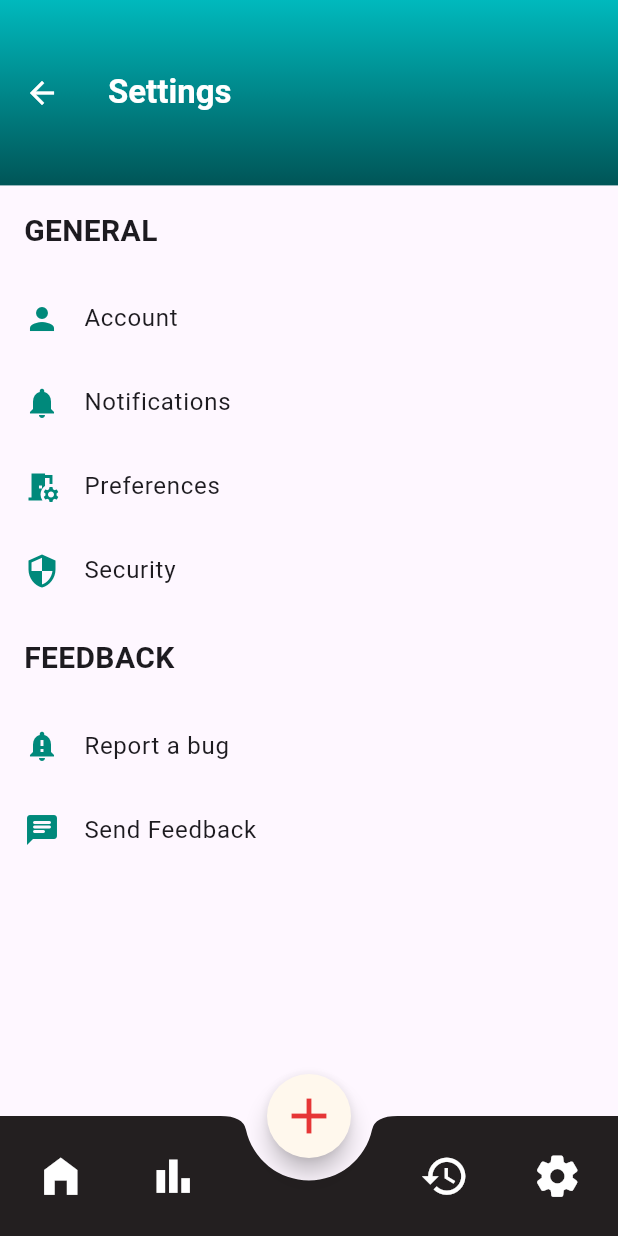
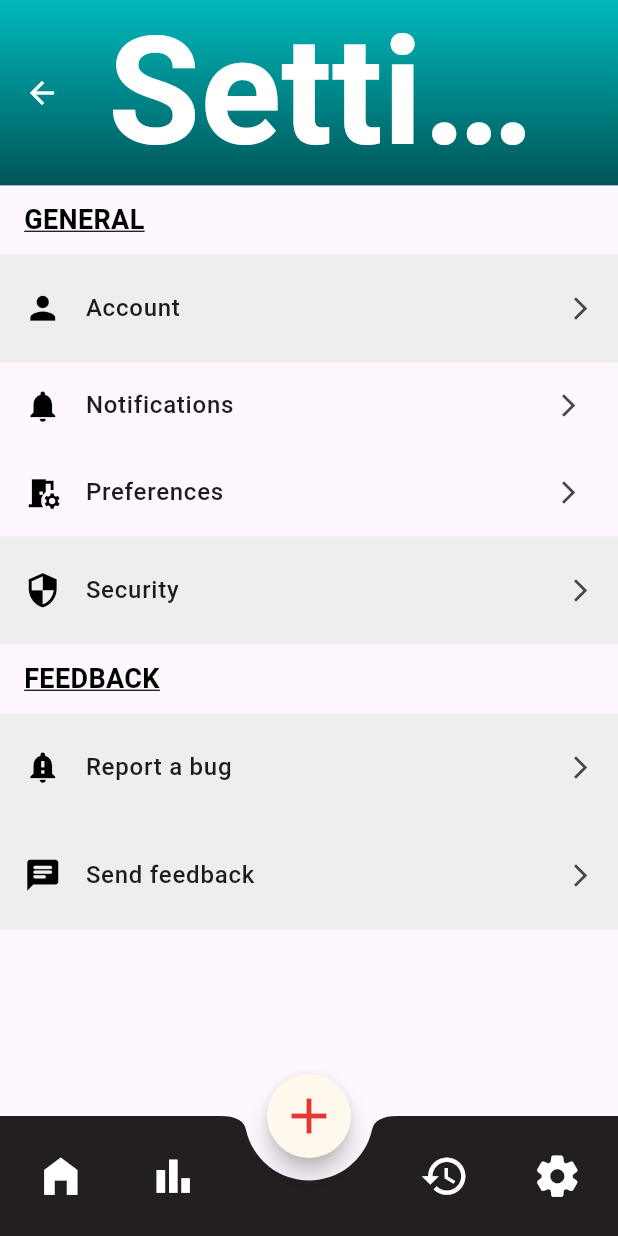
Before and after one commit to Kuroishin-beep/money_tree, a Flutter app: the SettingsScreen screen opened by its route, on a phone screen of 412 x 824 dp. Run offline on Flutter 3.47's test engine with Material 3 defaults, Android fonts, the phone set to English and light mode, and no system bars; our stand-ins replace pie_chart; Roboto replaces fonts that are missing (Inter Regular).

Commit message:
Update the account_screen and the
Finished Updating the settings_screen(No bg gradient color yet)(sae with all the files under accounts)

```diff
--- a/lib/account/account_birthdate_screen.dart
+++ b/lib/account/account_birthdate_screen.dart
@@ -1,7 +1,7 @@
 import 'package:flutter/material.dart';
 import 'package:money_tree/dashboard/dashboard_screen.dart';
 import 'package:money_tree/history/history_screen.dart';
-import 'package:money_tree/settings/settings.dart';
+import 'package:money_tree/settings/settings_screen.dart';
 import 'package:money_tree/add_transaction/new_income_screen.dart';
 
 import '../financial_report/monthly_screen.dart';
--- a/lib/account/account_email_screen.dart
+++ b/lib/account/account_email_screen.dart
@@ -1,7 +1,7 @@
 import 'package:flutter/material.dart';
 import 'package:money_tree/dashboard/dashboard_screen.dart';
 import 'package:money_tree/history/history_screen.dart';
-import 'package:money_tree/settings/settings.dart';
+import 'package:money_tree/settings/settings_screen.dart';
 import 'package:money_tree/add_transaction/new_income_screen.dart';
 
 import '../financial_report/monthly_screen.dart';
--- a/lib/account/account_mobileno_screen.dart
+++ b/lib/account/account_mobileno_screen.dart
@@ -1,7 +1,7 @@
 import 'package:flutter/material.dart';
 import 'package:money_tree/dashboard/dashboard_screen.dart';
 import 'package:money_tree/history/history_screen.dart';
-import 'package:money_tree/settings/settings.dart';
+import 'package:money_tree/settings/settings_screen.dart';
 import 'package:money_tree/add_transaction/new_income_screen.dart';
 
 import '../financial_report/monthly_screen.dart';
--- a/lib/account/account_name_screen.dart
+++ b/lib/account/account_name_screen.dart
@@ -1,7 +1,7 @@
 import 'package:flutter/material.dart';
 import 'package:money_tree/dashboard/dashboard_screen.dart';
 import 'package:money_tree/history/history_screen.dart';
-import 'package:money_tree/settings/settings.dart';
+import 'package:money_tree/settings/settings_screen.dart';
 import 'package:money_tree/add_transaction/new_income_screen.dart';
 
 import '../financial_report/monthly_screen.dart';
--- a/lib/add_transaction/new_expenses_screen.dart
+++ b/lib/add_transaction/new_expenses_screen.dart
@@ -3,7 +3,7 @@ import 'package:money_tree/add_transaction/new_income_screen.dart';
 import 'package:money_tree/dashboard/dashboard_screen.dart';
 import 'package:money_tree/history/history_screen.dart';
 import 'package:money_tree/financial_report/monthly_screen.dart';
-import 'package:money_tree/settings/settings.dart';
+import 'package:money_tree/settings/settings_screen.dart';
 
 class NewExpenseScreen extends StatefulWidget {
   @override
--- a/lib/add_transaction/new_income_screen.dart
+++ b/lib/add_transaction/new_income_screen.dart
@@ -3,7 +3,7 @@ import 'package:money_tree/add_transaction/new_expenses_screen.dart';
 import 'package:money_tree/dashboard/dashboard_screen.dart';
 import 'package:money_tree/history/history_screen.dart';
 import 'package:money_tree/financial_report/monthly_screen.dart';
-import 'package:money_tree/settings/settings.dart';
+import 'package:money_tree/settings/settings_screen.dart';
 
 class NewIncomeScreen extends StatefulWidget {
   @override
--- a/lib/budget/budget_screen.dart
+++ b/lib/budget/budget_screen.dart
@@ -3,7 +3,7 @@ import '../add_transaction/new_income_screen.dart';
 import '../dashboard/dashboard_screen.dart';
 import '../financial_report/monthly_screen.dart';
 import '../history/history_screen.dart';
-import '../settings/settings.dart';
+import '../settings/settings_screen.dart';
 import 'package:intl/intl.dart';
 
 class BudgetScreen extends StatefulWidget {
--- a/lib/dashboard/dashboard_screen.dart
+++ b/lib/dashboard/dashboard_screen.dart
@@ -1,5 +1,5 @@
 import 'package:money_tree/financial_report/monthly_screen.dart';
-import 'package:money_tree/settings/settings.dart';
+import 'package:money_tree/settings/settings_screen.dart';
 import 'package:flutter/material.dart';
 import 'package:money_tree/budget/budget_screen.dart';
 import 'package:money_tree/add_transaction/new_income_screen.dart';
--- a/lib/edit_transaction/edit_expenses_screen.dart
+++ b/lib/edit_transaction/edit_expenses_screen.dart
@@ -2,7 +2,7 @@ import 'package:flutter/material.dart';
 import 'package:money_tree/add_transaction/new_income_screen.dart';
 import 'package:money_tree/dashboard/dashboard_screen.dart';
 import 'package:money_tree/history/history_screen.dart';
-import 'package:money_tree/settings/settings.dart';
+import 'package:money_tree/settings/settings_screen.dart';
 import 'package:money_tree/financial_report/monthly_screen.dart';
 
 
--- a/lib/edit_transaction/edit_income_screen.dart
+++ b/lib/edit_transaction/edit_income_screen.dart
@@ -3,7 +3,7 @@ import 'package:money_tree/add_transaction/new_income_screen.dart';
 import 'package:money_tree/dashboard/dashboard_screen.dart';
 import 'package:money_tree/history/history_screen.dart';
 import 'package:money_tree/financial_report/monthly_screen.dart';
-import 'package:money_tree/settings/settings.dart';
+import 'package:money_tree/settings/settings_screen.dart';
 
 
 class EditIncomeScreen extends StatefulWidget {
--- a/lib/expenses/expenses_screen.dart
+++ b/lib/expenses/expenses_screen.dart
@@ -2,7 +2,7 @@ import 'package:flutter/material.dart';
 import 'package:money_tree/dashboard/dashboard_screen.dart';
 import 'package:money_tree/financial_report/monthly_screen.dart';
 import 'package:money_tree/add_transaction/new_income_screen.dart';
-import 'package:money_tree/settings/settings.dart';
+import 'package:money_tree/settings/settings_screen.dart';
 import 'package:money_tree/history/history_screen.dart';
 import 'package:intl/intl.dart';
 
--- a/lib/financial_report/monthly_screen.dart
+++ b/lib/financial_report/monthly_screen.dart
@@ -2,7 +2,7 @@ import 'package:flutter/material.dart';
 import 'package:money_tree/add_transaction/new_income_screen.dart';
 import 'package:money_tree/dashboard/dashboard_screen.dart';
 import 'package:money_tree/history/history_screen.dart';
-import 'package:money_tree/settings/settings.dart';
+import 'package:money_tree/settings/settings_screen.dart';
 import 'package:pie_chart/pie_chart.dart';
 import 'weekly_screen.dart';
 import 'yearly_screen.dart';
--- a/lib/financial_report/weekly_screen.dart
+++ b/lib/financial_report/weekly_screen.dart
@@ -2,7 +2,7 @@ import 'package:flutter/material.dart';
 import 'package:money_tree/add_transaction/new_income_screen.dart';
 import 'package:money_tree/dashboard/dashboard_screen.dart';
 import 'package:money_tree/history/history_screen.dart';
-import 'package:money_tree/settings/settings.dart';
+import 'package:money_tree/settings/settings_screen.dart';
 import 'package:money_tree/budget/budget_screen.dart';
 import 'package:pie_chart/pie_chart.dart';
 import 'monthly_screen.dart';
--- a/lib/financial_report/yearly_screen.dart
+++ b/lib/financial_report/yearly_screen.dart
@@ -2,7 +2,7 @@ import 'package:flutter/material.dart';
 import 'package:money_tree/add_transaction/new_income_screen.dart';
 import 'package:money_tree/dashboard/dashboard_screen.dart';
 import 'package:money_tree/history/history_screen.dart';
-import 'package:money_tree/settings/settings.dart';
+import 'package:money_tree/settings/settings_screen.dart';
 import 'package:money_tree/budget/budget_screen.dart';
 import 'package:pie_chart/pie_chart.dart';
 import 'weekly_screen.dart';
--- a/lib/history/history_screen.dart
+++ b/lib/history/history_screen.dart
@@ -2,7 +2,7 @@ import 'package:flutter/material.dart';
 import 'package:money_tree/edit_transaction/edit_expenses_screen.dart';
 import 'package:money_tree/dashboard/dashboard_screen.dart';
 import 'package:money_tree/budget/budget_screen.dart';
-import 'package:money_tree/settings/settings.dart';
+import 'package:money_tree/settings/settings_screen.dart';
 import 'package:money_tree/add_transaction/new_income_screen.dart';
 import 'package:money_tree/edit_transaction/edit_income_screen.dart';
 import '../financial_report/monthly_screen.dart';
--- a/lib/income/income_screen.dart
+++ b/lib/income/income_screen.dart
@@ -2,7 +2,7 @@ import 'package:flutter/material.dart';
 import 'package:money_tree/dashboard/dashboard_screen.dart';
 import 'package:money_tree/financial_report/monthly_screen.dart';
 import 'package:money_tree/add_transaction/new_income_screen.dart';
-import 'package:money_tree/settings/settings.dart';
+import 'package:money_tree/settings/settings_screen.dart';
 import 'package:money_tree/history/history_screen.dart';
 import 'package:intl/intl.dart';
 
--- a/lib/main.dart
+++ b/lib/main.dart
@@ -8,7 +8,7 @@ import 'get_started_screen.dart';
 import 'signup/signup_screen.dart';
 import 'budget/budget_screen.dart';
 import 'history/history_screen.dart';
-import 'settings/settings.dart';
+import 'settings/settings_screen.dart';
 import 'add_transaction/new_income_screen.dart';
 import 'add_transaction/new_expenses_screen.dart';
 import 'financial_report/monthly_screen.dart';
--- a/lib/settings/settings.dart
+++ b/lib/settings/settings_screen.dart
@@ -11,6 +11,16 @@ class SettingsScreen extends StatefulWidget {
 }
 
 class _SettingsScreenState extends State<SettingsScreen> {
+  bool notificationsPaused = false; // On/off state for notifications
+  bool darkMode = false; // On/off state for screen mode
+
+  void navigateTo(BuildContext context, Widget screen) {
+    Navigator.push(
+      context,
+      MaterialPageRoute(builder: (context) => screen),
+    );
+  }
+
   @override
   Widget build(BuildContext context) {
     double sw = MediaQuery.of(context).size.width;
@@ -20,18 +30,17 @@ class _SettingsScreenState extends State<SettingsScreen> {
         leading: IconButton(
           icon: Icon(Icons.arrow_back, color: Colors.white),
           onPressed: () {
-            Navigator.push(
-              context,
-              MaterialPageRoute(builder: (context) => Dashboard()),
-            );
+            navigateTo(context, Dashboard());
           },
         ),
-        title: Text(
+        title: const Text(
           'Settings',
           style: TextStyle(
+            fontSize: 100,
             color: Colors.white,
             fontWeight: FontWeight.w700,
             fontFamily: 'Inter Regular',
+
           ),
         ),
         flexibleSpace: Container(
@@ -49,54 +58,86 @@ class _SettingsScreenState extends State<SettingsScreen> {
         child: Column(
           children: [
             // GENERAL Section
-            SectionTitle(title: 'GENERAL'),
-            AccountDetail(
+            CustomSectionTitle(title: 'GENERAL'),
+
+            CustomListTile(
               icon: Icons.person,
               title: 'Account',
               onTap: () {
-                Navigator.push(
-                  context,
-                  MaterialPageRoute(builder: (context) => AccountScreen()),
-                );
+                navigateTo(context, AccountScreen());
               },
             ),
-            AccountDetail(
-              icon: Icons.notifications,
-              title: 'Notifications',
-              onTap: () {},
+
+            // Notifications
+            ExpansionTile(
+              leading: Icon(Icons.notifications, color: Colors.black, size: 25),
+              title: Text(
+                'Notifications',
+                style: TextStyle(fontSize: 16, fontWeight: FontWeight.w500),
+              ),
+              trailing: Icon(Icons.arrow_forward_ios, size: 18),
+              children: [
+                SwitchListTile(
+                  title: Text("Pause all"),
+                  subtitle: Text('Indefinitely pause notifications'),
+                  value: notificationsPaused,
+                  onChanged: (bool value) {
+                    setState(() {
+                      notificationsPaused = value;
+                    });
+                  },
+                ),
+              ],
             ),
-            AccountDetail(
-              icon: Icons.room_preferences,
-              title: 'Preferences',
-              onTap: () {},
+
+            // Preferences
+            ExpansionTile(
+              leading: Icon(Icons.room_preferences, color: Colors.black, size: 25),
+              title: Text(
+                'Preferences',
+                style: TextStyle(fontSize: 16, fontWeight: FontWeight.w500),
+              ),
+              trailing: Icon(Icons.arrow_forward_ios, size: 18),
+              children: [
+                ListTile(
+                  title: Text("Screen Mode"),
+                  subtitle: Text('Light mode or Dark mode'),
+                  trailing: Switch(
+                    value: darkMode,
+                    onChanged: (bool value) {
+                      setState(() {
+                        darkMode = value;
+                      });
+                    },
+                  ),
+                ),
+              ],
             ),
-            AccountDetail(
+
+            CustomListTile(
               icon: Icons.security,
               title: 'Security',
               onTap: () {},
             ),
+
             // FEEDBACK Section
-            SectionTitle(title: 'FEEDBACK'),
-            AccountDetail(
+            CustomSectionTitle(title: 'FEEDBACK'),
+            CustomListTile(
               icon: Icons.notification_important,
               title: 'Report a bug',
               onTap: () {},
             ),
-            AccountDetail(
+            CustomListTile(
               icon: Icons.chat_rounded,
-              title: 'Send Feedback',
+              title: 'Send feedback',
               onTap: () {},
             ),
           ],
         ),
       ),
-      // Floating Action Button
       floatingActionButton: FloatingActionButton(
         onPressed: () {
-          Navigator.push(
-            context,
-            MaterialPageRoute(builder: (context) => NewIncomeScreen()),
-          );
+          navigateTo(context, NewIncomeScreen());
         },
         child: Icon(
           Icons.add,
@@ -120,26 +161,28 @@ class _SettingsScreenState extends State<SettingsScreen> {
               IconButton(
                 icon: Icon(Icons.home_filled, color: Colors.white, size: 33),
                 onPressed: () {
-                  Navigator.push(context, MaterialPageRoute(builder: (context) => Dashboard()));
+                  navigateTo(context, Dashboard());
                 },
               ),
               IconButton(
                 icon: Icon(Icons.bar_chart, color: Colors.white, size: 33),
                 onPressed: () {
-                  Navigator.push(context, MaterialPageRoute(builder: (context) => BudgetScreen()));
+                  navigateTo(context, BudgetScreen());
                 },
               ),
               SizedBox(width: 80), // Spacer for FAB
               IconButton(
                 icon: Icon(Icons.history, color: Colors.white, size: 33),
                 onPressed: () {
-                  Navigator.push(context, MaterialPageRoute(builder: (context) => HistoryScreen()));
+                  navigateTo(context, HistoryScreen());
                 },
               ),
               IconButton(
                 icon: Icon(Icons.settings_rounded, color: Colors.white, size: 33),
                 onPressed: () {
-                  // Typically this leads back to the same screen, consider changing the behavior
+                  ScaffoldMessenger.of(context).showSnackBar(
+                    SnackBar(content: Text('You are already in Settings.')),
+                  );
                 },
               ),
             ],
@@ -150,20 +193,26 @@ class _SettingsScreenState extends State<SettingsScreen> {
   }
 }
 
-class SectionTitle extends StatelessWidget {
+// Custom section title to match the image design
+class CustomSectionTitle extends StatelessWidget {
   final String title;
 
-  SectionTitle({required this.title});
+  CustomSectionTitle({required this.title});
 
   @override
   Widget build(BuildContext context) {
     return Padding(
-      padding: const EdgeInsets.all(16.0),
+      padding: const EdgeInsets.symmetric(vertical: 10.0, horizontal: 16.0),
       child: Row(
         children: [
           Text(
             title,
-            style: TextStyle(fontSize: 20, fontWeight: FontWeight.bold),
+            style: TextStyle(
+              fontSize: 18,
+              fontWeight: FontWeight.bold,
+              color: Colors.black,
+              decoration: TextDecoration.underline, // Underline to match design
+            ),
           ),
         ],
       ),
@@ -171,19 +220,29 @@ class SectionTitle extends StatelessWidget {
   }
 }
 
-class AccountDetail extends StatelessWidget {
+// Custom ListTile to style list items according to the provided design
+class CustomListTile extends StatelessWidget {
   final IconData icon;
   final String title;
   final VoidCallback? onTap;
 
-  AccountDetail({required this.icon, required this.title, this.onTap});
+  CustomListTile({required this.icon, required this.title, this.onTap});
 
   @override
   Widget build(BuildContext context) {
     return ListTile(
-      leading: Icon(icon, color: Colors.teal.shade600),
-      title: Text(title),
-      onTap: onTap, // Handle tap actions for each entry
+      leading: Icon(icon, color: Colors.black, size: 25), // Matching icon size
+      title: Text(
+        title,
+        style: TextStyle(
+          fontSize: 16,
+          fontWeight: FontWeight.w500,
+        ),
+      ),
+      trailing: Icon(Icons.arrow_forward_ios, size: 18), // Small forward arrow
+      onTap: onTap,
+      contentPadding: EdgeInsets.symmetric(horizontal: 16.0, vertical: 8.0), // Adjust padding
+      tileColor: Colors.grey.shade200, // Optional: background color for each item
     );
   }
 }
```
Also changed, not shown: lib/account/account_screen.dart (+30 -60 lines).
